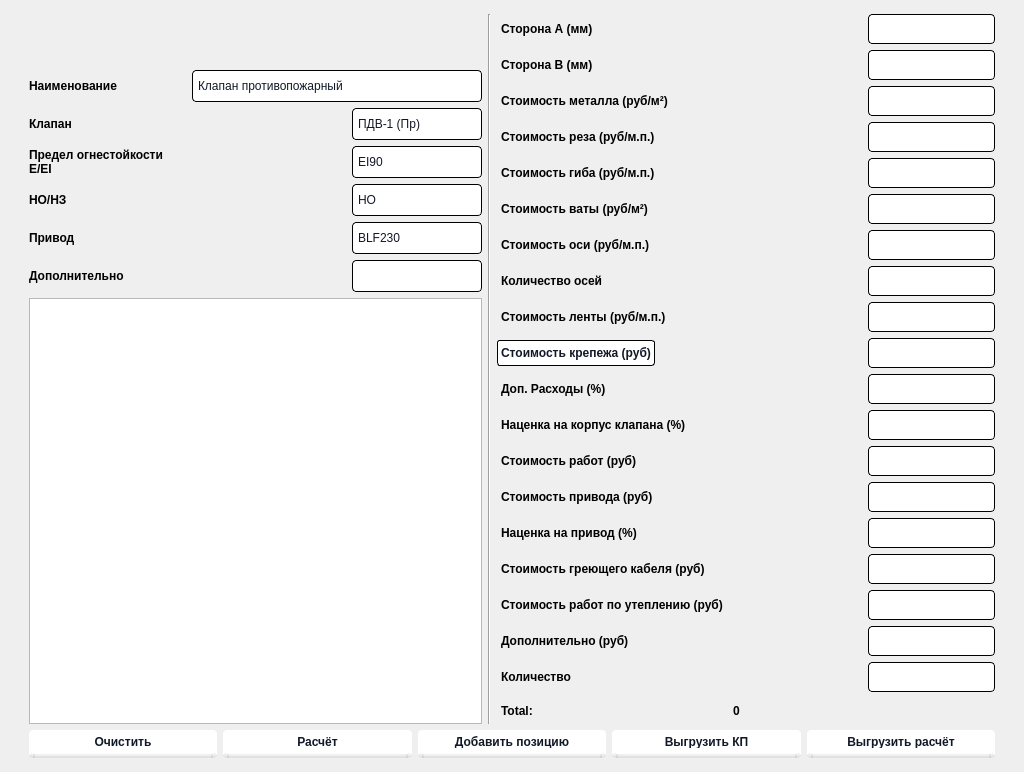
This is Bajan/main_window.ui in AnanasiDiod/auto-create as Qt 5 draws it before an edit. The edited form follows.
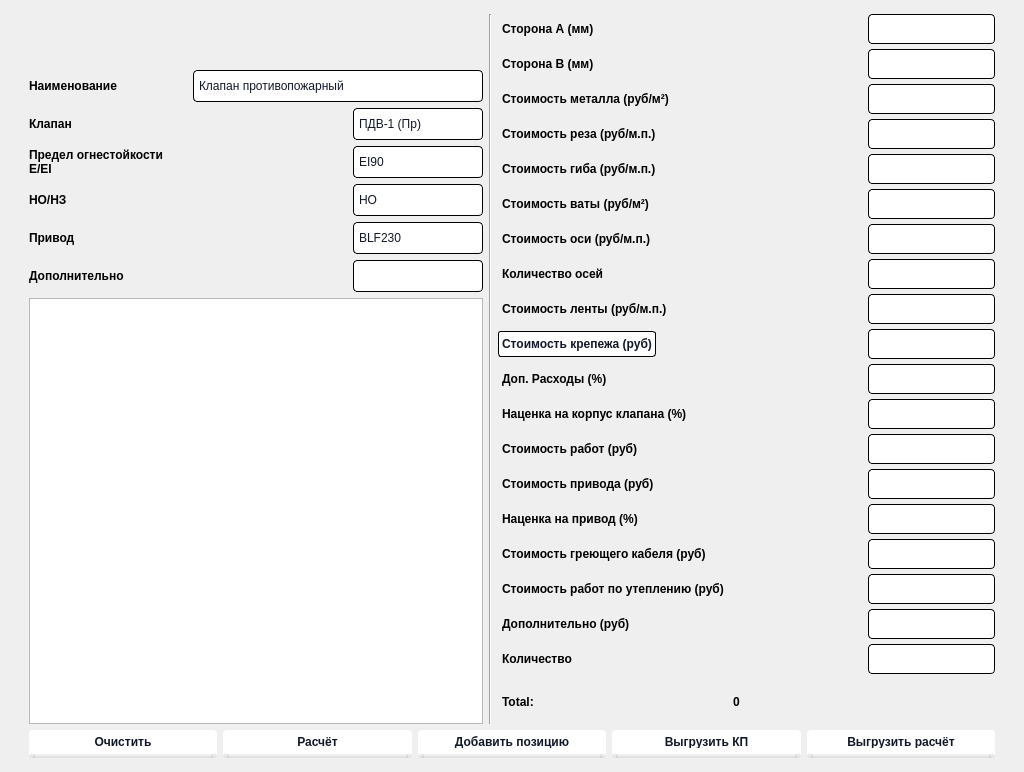
This is the edited form. Icons and pictures are not drawn.

Commit message: Изменены layoutSpacing (6 to 5) у VerticalLayout_4

```diff
--- a/Bajan/main_window.ui
+++ b/Bajan/main_window.ui
@@ -154,9 +154,9 @@
        <property name="geometry">
         <rect>
          <x>0</x>
-         <y>-69</y>
+         <y>0</y>
          <width>967</width>
-         <height>810</height>
+         <height>791</height>
         </rect>
        </property>
        <property name="sizePolicy">
@@ -174,6 +174,9 @@
        <layout class="QVBoxLayout" name="verticalLayout_5">
         <item>
          <layout class="QVBoxLayout" name="verticalLayout_3">
+          <property name="spacing">
+           <number>6</number>
+          </property>
           <item>
            <layout class="QHBoxLayout" name="horizontalLayout_2">
             <property name="sizeConstraint">
@@ -595,6 +598,9 @@
             </item>
             <item>
              <layout class="QVBoxLayout" name="verticalLayout_4">
+              <property name="spacing">
+               <number>5</number>
+              </property>
               <property name="sizeConstraint">
                <enum>QLayout::SetDefaultConstraint</enum>
               </property>
```
